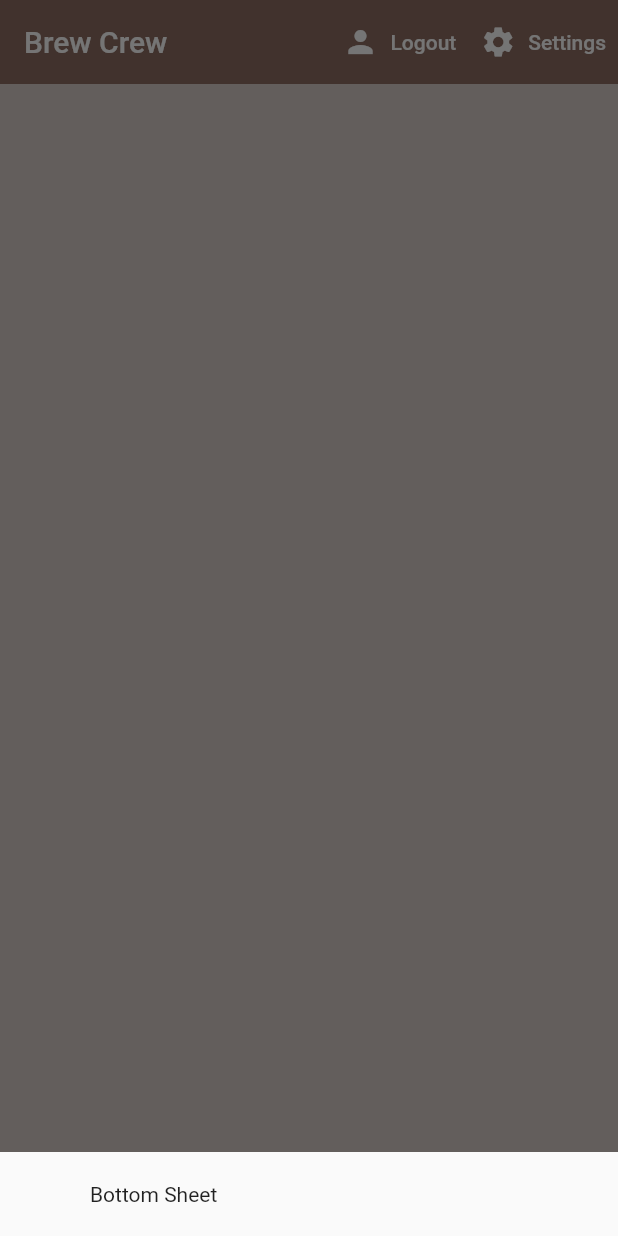
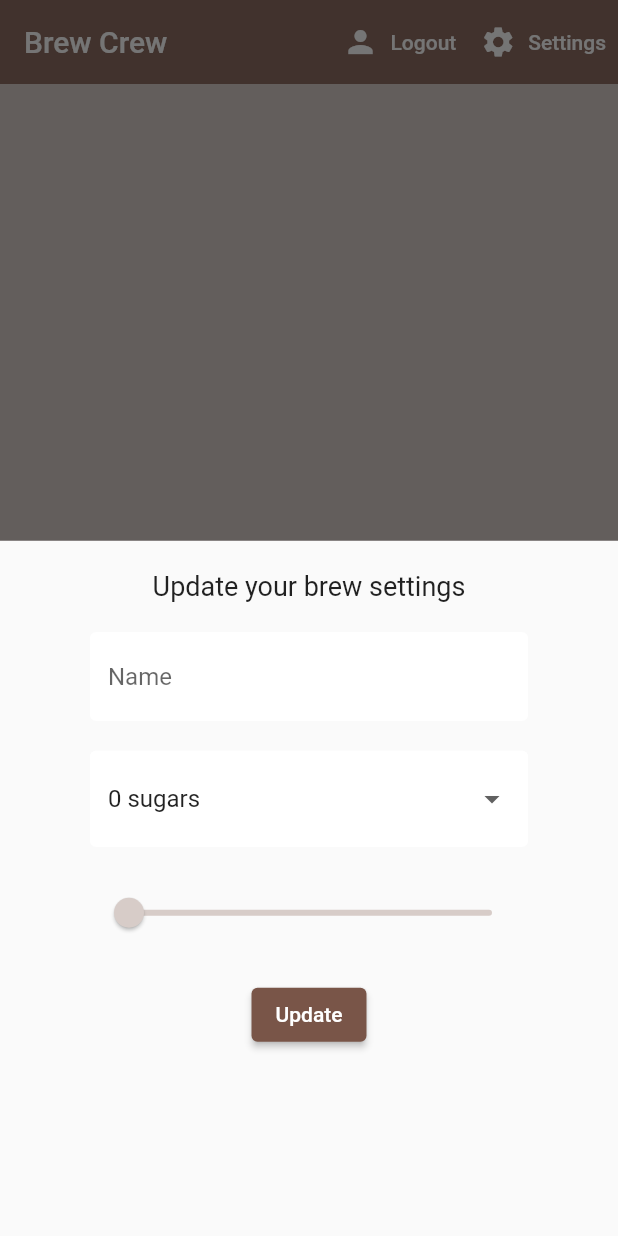
Before and after one commit to HighLiuk/flutter_firebase_tutorial, a Flutter app: the screen it shows once a user with an empty profile is signed in, after a tap on "Settings", on a phone screen of 412 x 824 dp. Run offline on Flutter 3.47's test engine with Material 2 defaults, Android fonts, the phone set to English and light mode, and no system bars; our stand-ins replace cloud_firestore, firebase_auth, firebase_core, flutter_spinkit; accounts and stored records are empty.

Commit message:
✨ Settings Form

```diff
--- a/lib/pages/home/home.dart
+++ b/lib/pages/home/home.dart
@@ -4,6 +4,7 @@ import 'package:net_ninja_firebase/models/user.dart';
 import 'package:net_ninja_firebase/services/auth.dart';
 import 'package:net_ninja_firebase/services/database.dart';
 import 'package:net_ninja_firebase/widgets/brew_list.dart';
+import 'package:net_ninja_firebase/widgets/settings_form.dart';
 import 'package:provider/provider.dart';
 
 class HomePage extends StatelessWidget {
@@ -78,7 +79,7 @@ class HomePage extends StatelessWidget {
         horizontal: 60,
         vertical: 20,
       ),
-      child: const Text('Bottom Sheet'),
+      child: const SettingsForm(),
     );
   }
 }
--- /dev/null
+++ b/lib/widgets/settings_form.dart
@@ -0,0 +1,119 @@
+import 'package:flutter/material.dart';
+import 'package:net_ninja_firebase/common/input_decoration.dart';
+
+class SettingsForm extends StatefulWidget {
+  const SettingsForm({super.key});
+
+  @override
+  State<SettingsForm> createState() => _SettingsFormState();
+}
+
+class _SettingsFormState extends State<SettingsForm> {
+  final formKey = GlobalKey<FormState>();
+  final List<String> sugars = ['0', '1', '2', '3', '4'];
+
+  // Form fields
+  String _name = '';
+  String _sugars = '0';
+  int _strength = 100;
+
+  bool get isValid => formKey.currentState?.validate() ?? false;
+
+  @override
+  Widget build(BuildContext context) {
+    return Form(
+      key: formKey,
+      child: Column(
+        children: [
+          _title,
+          const SizedBox(height: 20),
+          _nameField,
+          const SizedBox(height: 20),
+          _sugarsField,
+          const SizedBox(height: 20),
+          _strengthField,
+          const SizedBox(height: 20),
+          _submitButton,
+        ],
+      ),
+    );
+  }
+
+  Text get _title {
+    return const Text(
+      'Update your brew settings',
+      style: TextStyle(fontSize: 18),
+    );
+  }
+
+  TextFormField get _nameField {
+    return TextFormField(
+      onChanged: (value) {
+        setState(() {
+          _name = value;
+        });
+      },
+      initialValue: _name,
+      validator: (value) {
+        if (value == null || value.isEmpty) {
+          return 'Please enter a name';
+        }
+
+        return null;
+      },
+      decoration: inputDecoration('Name'),
+    );
+  }
+
+  DropdownButtonFormField<String> get _sugarsField {
+    return DropdownButtonFormField(
+      onChanged: (value) {
+        setState(() {
+          _sugars = value ?? _sugars;
+        });
+      },
+      value: _sugars,
+      items: sugars.map(_sugarOption).toList(),
+      decoration: inputDecoration(''),
+    );
+  }
+
+  DropdownMenuItem<String> _sugarOption(sugar) {
+    return DropdownMenuItem(
+      value: sugar,
+      child: Text('$sugar sugars'),
+    );
+  }
+
+  Slider get _strengthField {
+    return Slider(
+      onChanged: (value) {
+        setState(() {
+          _strength = value.round();
+        });
+      },
+      value: _strength.toDouble(),
+      min: 100,
+      max: 900,
+      divisions: 8,
+      activeColor: Colors.brown[_strength],
+      inactiveColor: Colors.brown[_strength],
+    );
+  }
+
+  ElevatedButton get _submitButton {
+    return ElevatedButton(
+      onPressed: () {
+        if (!isValid) {
+          return;
+        }
+
+        print('$_name, $_sugars, $_strength');
+      },
+      child: const Text(
+        'Update',
+        style: TextStyle(color: Colors.white),
+      ),
+    );
+  }
+}
```
